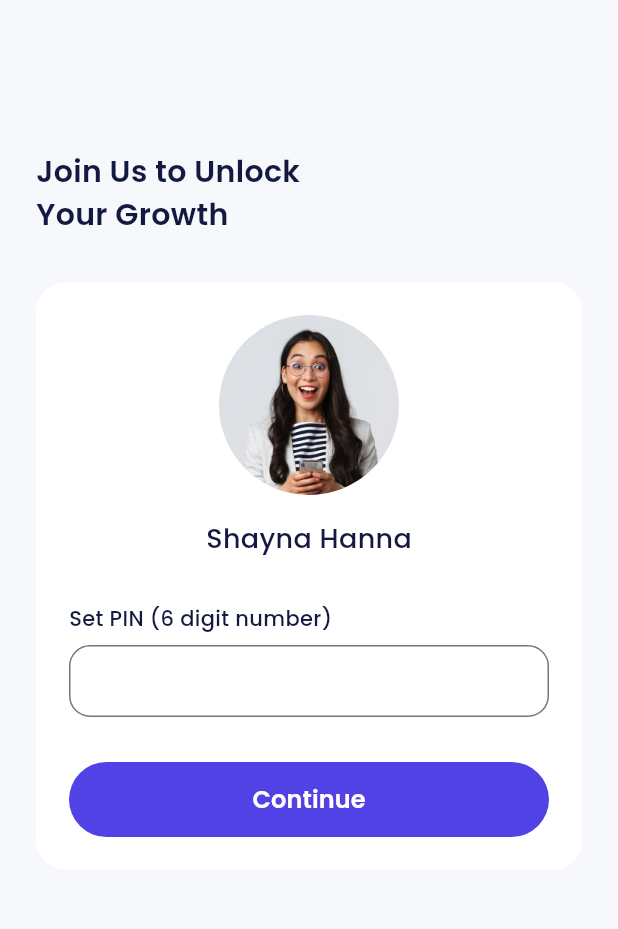
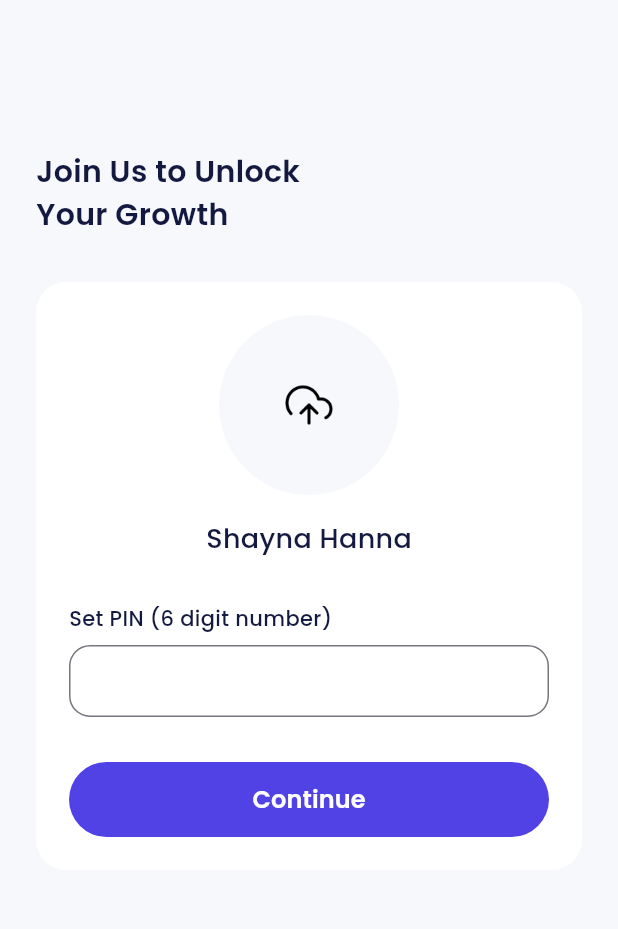
Before and after one commit to ahsar04/bank_sha, a Flutter app: the SignUpUploadProfilePage screen opened by its route, on a phone screen of 412 x 824 dp, the part 225-1154 px from its top. Run offline on Flutter 3.47's test engine with Material 3 defaults, Android fonts, the phone set to English and light mode, and no system bars; our stand-ins replace another_flushbar, bloc, carousel_slider, equatable, flutter_bloc, google_fonts and 1 more.

Commit message:
image picker fo setup profile

```diff
--- a/lib/shared/shered_methods.dart
+++ b/lib/shared/shered_methods.dart
@@ -2,6 +2,7 @@ import 'package:bank_sha/shared/theme.dart';
 import 'package:flutter/material.dart';
 import 'package:another_flushbar/flushbar.dart';
 import 'package:intl/intl.dart';
+import 'package:image_picker/image_picker.dart';
 
 void showCustomSnackbar(BuildContext context, String messgae) {
   Flushbar(
@@ -22,3 +23,9 @@ String formatCurency(
     decimalDigits: 0,
   ).format(number);
 }
+
+Future<XFile?> selectImage() async {
+  XFile? selectedImage =
+      await ImagePicker().pickImage(source: ImageSource.gallery);
+  return selectedImage;
+}
--- a/lib/ui/pages/sign_up_set_profile_page.dart
+++ b/lib/ui/pages/sign_up_set_profile_page.dart
@@ -1,10 +1,23 @@
+import 'dart:io';
+
+import 'package:bank_sha/shared/shered_methods.dart';
 import 'package:bank_sha/shared/theme.dart';
 import 'package:bank_sha/ui/widgets/buttons.dart';
 import 'package:bank_sha/ui/widgets/form.dart';
 import 'package:flutter/material.dart';
+import 'package:image_picker/image_picker.dart';
 
-class SignUpUploadProfilePage extends StatelessWidget {
+class SignUpUploadProfilePage extends StatefulWidget {
   const SignUpUploadProfilePage({super.key});
+
+  @override
+  State<SignUpUploadProfilePage> createState() =>
+      _SignUpUploadProfilePageState();
+}
+
+class _SignUpUploadProfilePageState extends State<SignUpUploadProfilePage> {
+  final pinController = TextEditingController(text: "");
+  XFile? selectedImage;
 
   @override
   Widget build(BuildContext context) {
@@ -48,31 +61,36 @@ class SignUpUploadProfilePage extends StatelessWidget {
             child: Column(
               crossAxisAlignment: CrossAxisAlignment.center,
               children: [
-                // Container(
-                //   width: 120,
-                //   height: 120,
-                //   decoration: BoxDecoration(
-                //     shape: BoxShape.circle,
-                //     color: lightBackgroundColor,
-                //   ),
-                //   child: Center(
-                //     child: Image.asset(
-                //       'assets/icons/ic_upload.png',
-                //       width: 32,
-                //     ),
-                //   ),
-                // ),
-                Container(
-                  width: 120,
-                  height: 120,
-                  decoration: const BoxDecoration(
-                    shape: BoxShape.circle,
-                    image: DecorationImage(
-                      fit: BoxFit.cover,
-                      image: AssetImage(
-                        'assets/images/img_profile.png',
-                      ),
+                GestureDetector(
+                  onTap: () async {
+                    final image = await selectImage();
+                    setState(() {
+                      selectedImage = image;
+                    });
+                  },
+                  child: Container(
+                    width: 120,
+                    height: 120,
+                    decoration: BoxDecoration(
+                      shape: BoxShape.circle,
+                      color: lightBackgroundColor,
+                      image: selectedImage == null
+                          ? null
+                          : DecorationImage(
+                              fit: BoxFit.cover,
+                              image: FileImage(
+                                File(selectedImage!.path),
+                              ),
+                            ),
                     ),
+                    child: selectedImage != null
+                        ? null
+                        : Center(
+                            child: Image.asset(
+                              'assets/icons/ic_upload.png',
+                              width: 32,
+                            ),
+                          ),
                   ),
                 ),
                 const SizedBox(
@@ -88,7 +106,8 @@ class SignUpUploadProfilePage extends StatelessWidget {
                 const SizedBox(
                   height: 30,
                 ),
-                const CustomFormField(
+                CustomFormField(
+                  controller: pinController,
                   title: 'Set PIN (6 digit number)',
                   obscureText: true,
                 ),
--- a/pubspec.yaml
+++ b/pubspec.yaml
@@ -38,6 +38,7 @@ dependencies:
   flutter_bloc: ^8.1.3
   google_fonts: ^5.1.0
   http: ^1.1.0
+  image_picker: ^1.0.4
   intl: ^0.18.1
   url_launcher: ^6.2.1
 
```
Also changed, not shown: pubspec.lock, 6 other files.
